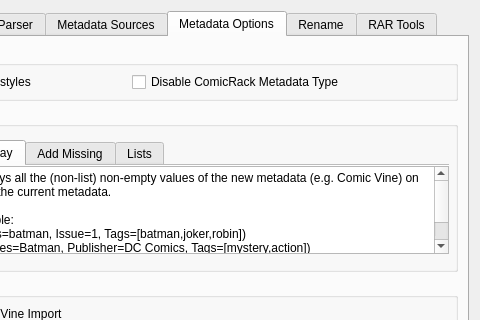
First picture: the form in comictaggerlib/ui/settingswindow.ui, repository comictagger/comictagger, before the edit; both pictures show x 223 to 703 and y 0 to 320 of the 703 by 597 pixel window.
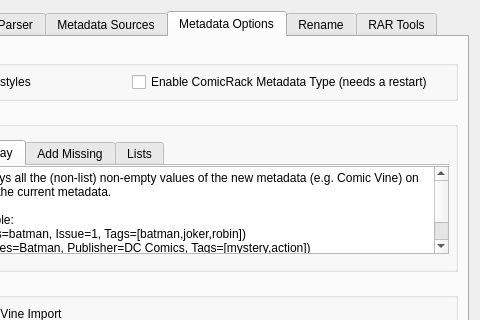
Second picture: the form after the edit.

Diff of the .ui file:
```diff
--- a/comictaggerlib/ui/settingswindow.ui
+++ b/comictaggerlib/ui/settingswindow.ui
@@ -477,7 +477,7 @@
                <string>Useful if you use the CIX metadata type</string>
               </property>
               <property name="text">
-               <string>Disable ComicRack Metadata Type</string>
+               <string>Enable ComicRack Metadata Type (needs a restart)</string>
               </property>
              </widget>
             </item>
```
Left out of the diff: 4 changed lines with no effect on the pictures.
